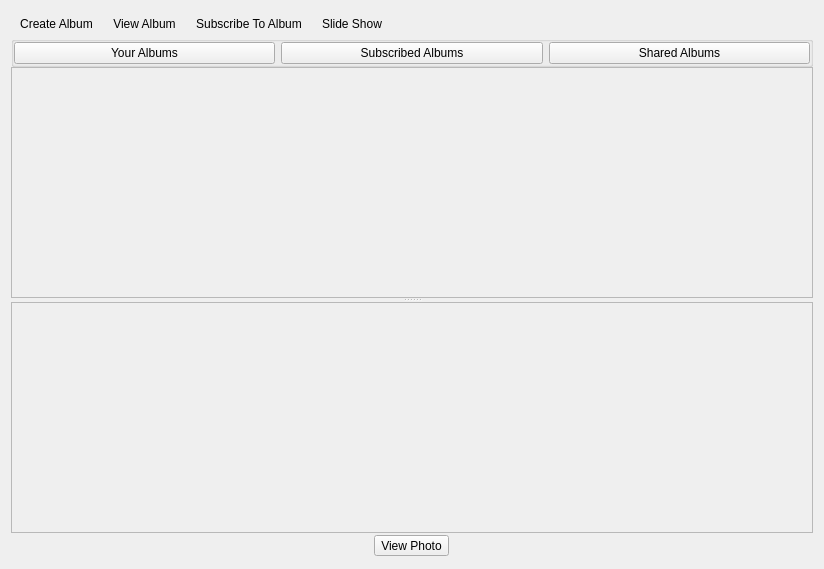
Old version of the form retroshare-gui/src/gui/PhotoShare/PhotoShare.ui in the repository RetroShare/RetroShare.
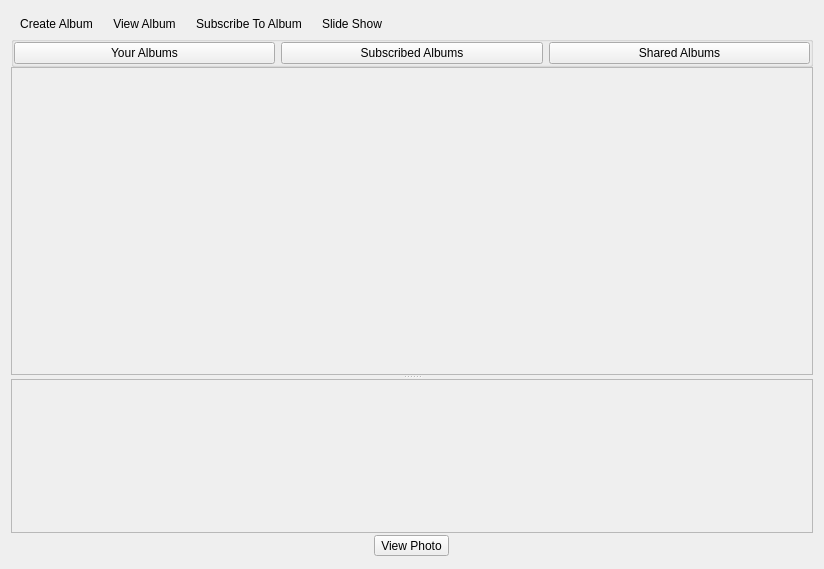
New version of the form. Icons and pictures are not drawn. Custom widgets are drawn as their Qt base class.

Commit message: some layout improvements for Create Album added placeholder text

The edit to the form file:
```diff
--- a/retroshare-gui/src/gui/PhotoShare/PhotoShare.ui
+++ b/retroshare-gui/src/gui/PhotoShare/PhotoShare.ui
@@ -248,21 +248,7 @@
        <property name="styleSheet">
         <string notr="true">QWidget#scrollAreaWidgetContents{border: none;}</string>
        </property>
-       <layout class="QHBoxLayout" name="horizontalLayout_3">
-        <item>
-         <spacer name="horizontalSpacer_2">
-          <property name="orientation">
-           <enum>Qt::Horizontal</enum>
-          </property>
-          <property name="sizeHint" stdset="0">
-           <size>
-            <width>426</width>
-            <height>20</height>
-           </size>
-          </property>
-         </spacer>
-        </item>
-       </layout>
+       <layout class="QHBoxLayout" name="horizontalLayout_3"/>
       </widget>
      </widget>
     </widget>
@@ -299,6 +285,14 @@
    </item>
   </layout>
  </widget>
+ <customwidgets>
+  <customwidget>
+   <class>PhotoDrop</class>
+   <extends>QWidget</extends>
+   <header>gui/PhotoShare/PhotoDrop.h</header>
+   <container>1</container>
+  </customwidget>
+ </customwidgets>
  <resources>
   <include location="../images.qrc"/>
   <include location="Photo_images.qrc"/>
```
Left out of the diff: 2 changed lines with no effect on the pictures. The commit also changes 2 other files.
